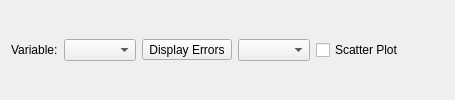
First picture: the form in tse_analytics/views/data/data_widget.ui, repository TSE-Systems/tse-analytics, before the edit.
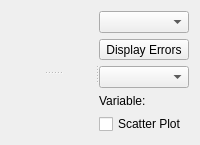
Second picture: the form after the edit. Icons and pictures are not drawn. Custom widgets are drawn as their Qt base class.

```diff
--- a/tse_analytics/views/data/data_widget.ui
+++ b/tse_analytics/views/data/data_widget.ui
@@ -3,18 +3,29 @@
  <author>Anton Rau</author>
  <class>DataWidget</class>
  <widget class="QWidget" name="DataWidget">
+  <layout class="QVBoxLayout" name="verticalLayout_2">
+   <item>
+    <widget class="QSplitter" name="splitterHorizontal">
+     <property name="orientation">
+      <enum>Qt::Horizontal</enum>
+     </property>
+     <widget class="QSplitter" name="splitterVertical">
+      <property name="sizePolicy">
+       <sizepolicy hsizetype="Expanding" vsizetype="Preferred">
+        <horstretch>1</horstretch>
+        <verstretch>0</verstretch>
+       </sizepolicy>
+      </property>
+      <property name="orientation">
+       <enum>Qt::Vertical</enum>
+      </property>
+      <widget class="DataTableWidget" name="widgetTable" native="true"/>
+      <widget class="DataPlotWidget" name="widgetPlot" native="true"/>
+     </widget>
+     <widget class="QWidget" name="widgetSettings" native="true">
   <layout class="QVBoxLayout" name="verticalLayout">
    <item>
-    <layout class="QHBoxLayout" name="horizontalLayout">
-     <item>
-      <widget class="QLabel" name="label">
-       <property name="text">
-        <string>Variable:</string>
-       </property>
-      </widget>
-     </item>
-     <item>
-      <widget class="VariableSelector" name="variableSelector"/>
+        <widget class="QComboBox" name="comboBoxErrorType"/>
      </item>
      <item>
       <widget class="QToolButton" name="toolButtonDisplayErrors">
@@ -34,7 +45,14 @@
       </widget>
      </item>
      <item>
-      <widget class="QComboBox" name="comboBoxErrorType"/>
+        <widget class="VariableSelector" name="variableSelector"/>
+       </item>
+       <item>
+        <widget class="QLabel" name="label">
+         <property name="text">
+          <string>Variable:</string>
+         </property>
+        </widget>
      </item>
      <item>
       <widget class="QCheckBox" name="checkBoxScatterPlot">
@@ -43,20 +61,9 @@
        </property>
       </widget>
      </item>
-     <item>
-      <spacer name="horizontalSpacer">
-       <property name="orientation">
-        <enum>Qt::Horizontal</enum>
-       </property>
-       <property name="sizeHint" stdset="0">
-        <size>
-         <width>40</width>
-         <height>20</height>
-        </size>
-       </property>
-      </spacer>
-     </item>
-    </layout>
+      </layout>
+     </widget>
+    </widget>
    </item>
   </layout>
  </widget>
@@ -66,6 +73,18 @@
    <extends>QComboBox</extends>
    <header>tse_analytics.views.misc.variable_selector</header>
   </customwidget>
+  <customwidget>
+   <class>DataTableWidget</class>
+   <extends>QWidget</extends>
+   <header>tse_analytics.views.data.data_table_widget</header>
+   <container>1</container>
+  </customwidget>
+  <customwidget>
+   <class>DataPlotWidget</class>
+   <extends>QWidget</extends>
+   <header>tse_analytics.views.data.data_plot_widget</header>
+   <container>1</container>
+  </customwidget>
  </customwidgets>
  <resources>
   <include location="../../../resources/resources.qrc"/>
```
Lines whose indentation alone changed are shown as unchanged.
